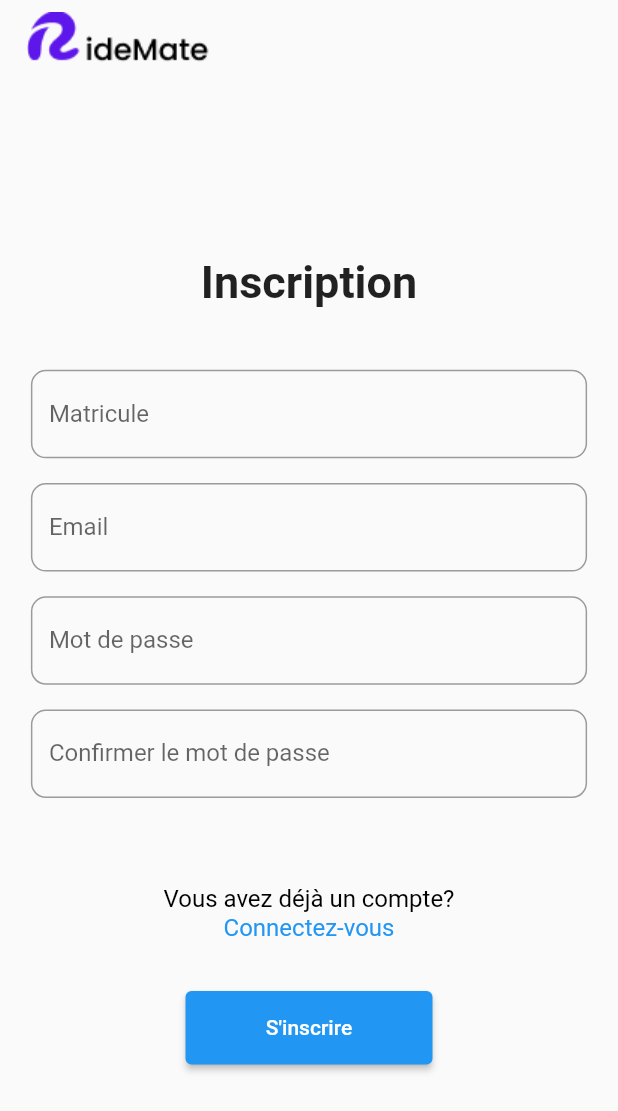
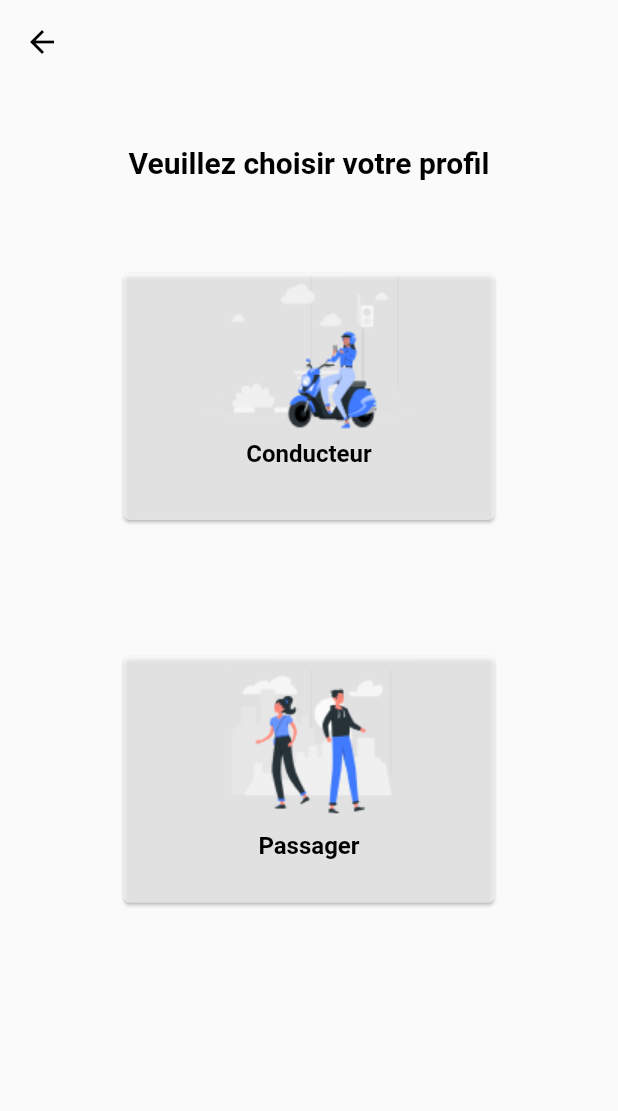
Before and after one commit to Abbasrx77/RideMate, a Flutter app: the ConnexionPageWidget screen opened by its route, after a tap on an icon or button, on a phone screen of 412 x 824 dp. Shown: the top 1111 px of the screen. Run offline on Flutter 3.47's test engine with Material 2 defaults, Android fonts, the phone set to English and light mode, and no system bars; our stand-ins replace flutter_secure_storage; accounts and stored records are empty.

Commit message:
Ajout de la page de sélection du profil d'inscription

```diff
--- a/lib/main.dart
+++ b/lib/main.dart
@@ -1,5 +1,6 @@
 import 'package:flutter/material.dart';
 import 'package:ridemate/routes/routes_constants.dart';
+import 'package:ridemate/views/conducteur/choix_profil.dart';
 import 'package:ridemate/views/conducteur/inscription.dart';
 import 'package:ridemate/views/passager/inscription.dart';
 import 'package:ridemate/views/shared_views/connexion.dart';
--- /dev/null
+++ b/lib/views/conducteur/choix_profil.dart
@@ -0,0 +1,78 @@
+import 'package:flutter/material.dart';
+import 'package:ridemate/utilities/navigation.dart';
+import 'package:ridemate/views/conducteur/inscription.dart';
+import 'package:ridemate/views/passager/inscription.dart';
+import 'package:ridemate/views/shared_views/connexion.dart';
+
+
+class ChoixProfilPage extends StatelessWidget {
+  const ChoixProfilPage({super.key});
+
+  @override
+  Widget build(BuildContext context) {
+    double deviceHeight = MediaQuery.of(context).size.height;
+    double deviceWidth = MediaQuery.of(context).size.width;
+
+    return Scaffold(
+      appBar: AppBar(
+        backgroundColor: Colors.transparent,
+        elevation: 0,
+        leading: IconButton(
+          icon: const Icon(Icons.arrow_back, color: Colors.black),
+          onPressed: (){
+            Navigator.pushReplacement(context, NoAnimationMaterialPageRoute(builder: (context) => const ConnexionPageWidget(), settings: null));
+          },
+        ),
+      ),
+      body: Center(
+        child: Column(
+          children: <Widget>[
+            SizedBox(height: deviceHeight * 0.05),
+            const Text(
+              'Veuillez choisir votre profil',
+              style: TextStyle(fontSize: 20, fontWeight: FontWeight.bold, color: Colors.black),
+            ),
+            SizedBox(height: deviceHeight * 0.07),
+            Card(
+              color: Colors.white60,
+              child: InkWell(
+                onTap: () {
+                  Navigator.pushReplacement(context, NoAnimationMaterialPageRoute(builder: (context) => const InscriptionConducteurPageWidget(), settings: null));
+                },
+                child: SizedBox(
+                  width: deviceWidth * 0.6,
+                  height: deviceHeight * 0.2,
+                  child: Column(
+                    children: <Widget>[
+                      Image.asset('assets/conducteur_icon_image.png',),
+                      const Text('Conducteur', style: TextStyle(fontSize: 16, color: Colors.black, fontWeight: FontWeight.bold,)),
+                    ],
+                  ),
+                ),
+              ),
+            ),
+            SizedBox(height: deviceHeight * 0.1),
+            Card(
+              color: Colors.white60,
+              child: InkWell(
+                onTap: () {
+                  Navigator.pushReplacement(context, NoAnimationMaterialPageRoute(builder: (context) => const InscriptionPassagerPageWidget(), settings: null));
+                },
+                child: SizedBox(
+                  width: deviceWidth * 0.6,
+                  height: deviceHeight * 0.2,
+                  child: Column(
+                    children: <Widget>[
+                      Image.asset('assets/passager_icon_image.png',),
+                      const Text('Passager', style: TextStyle(fontSize: 16, color: Colors.black, fontWeight: FontWeight.bold,)),
+                    ],
+                  ),
+                ),
+              ),
+            ),
+          ],
+        ),
+      ),
+    );
+  }
+}
--- a/lib/views/shared_views/connexion.dart
+++ b/lib/views/shared_views/connexion.dart
@@ -1,6 +1,7 @@
 import 'package:flutter/material.dart';
 import 'package:ridemate/api/api_service.dart';
 import 'package:ridemate/utilities/navigation.dart';
+import 'package:ridemate/views/conducteur/choix_profil.dart';
 import 'package:ridemate/views/conducteur/error_dialog.dart';
 import 'dart:convert';
 import 'package:ridemate/views/passager/inscription.dart';
@@ -110,11 +111,7 @@ class _ConnexionPageWidgetState extends State<ConnexionPageWidget> {
                   SizedBox(height: deviceHeight * 0.04),
                   GestureDetector(
                     onTap: (){
-                      ///
-                      ///
-                      ///
-                      /// DOIT REDIRIGER VERS LA PAGE DE CHOIX
-                      Navigator.pushReplacement(context, NoAnimationMaterialPageRoute(builder: (context) => const InscriptionPassagerPageWidget(), settings: null));
+                      Navigator.pushReplacement(context, NoAnimationMaterialPageRoute(builder: (context) => const ChoixProfilPage(), settings: null));
                     },
                     child: RichText(
                       textAlign: TextAlign.center,
--- a/pubspec.yaml
+++ b/pubspec.yaml
@@ -103,3 +103,5 @@ flutter:
     - assets/main_logo.png
     - assets/logo_in_app.png
     - assets/splash_screen_logo.png
+    - assets/conducteur_icon_image.png
+    - assets/passager_icon_image.png
```
Also changed, not shown: assets/conducteur_icon_image.png (added), assets/passager_icon_image.png (added).
